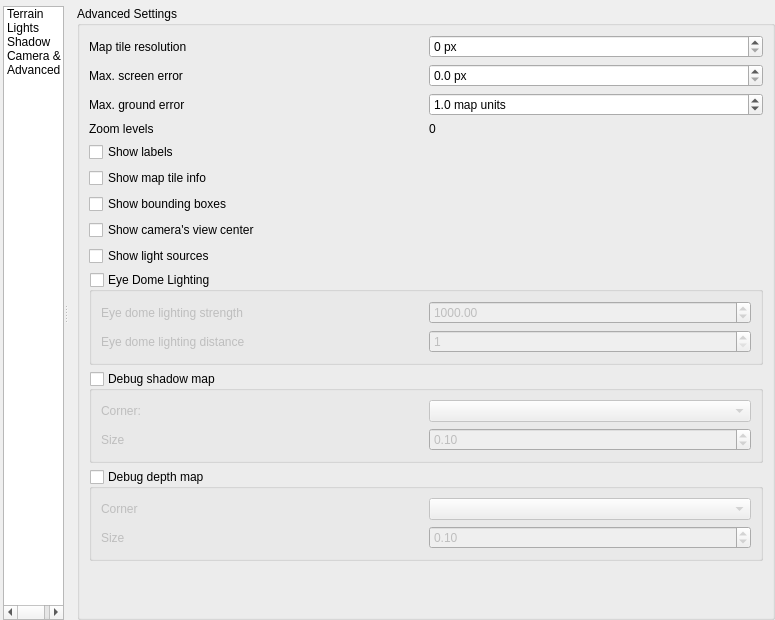
Old version of the form src/ui/3d/map3dconfigwidget.ui in the repository qgis/QGIS.
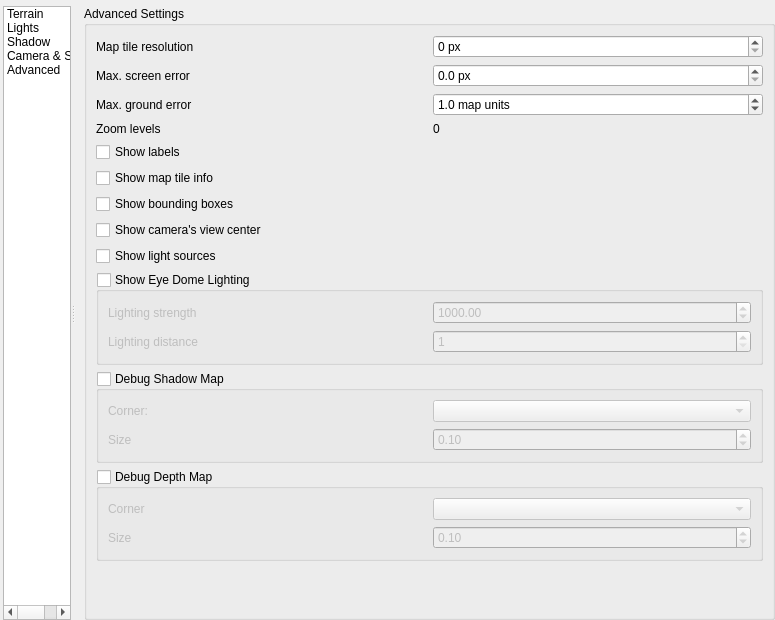
New version of the form. Icons and pictures are not drawn. Custom widgets are drawn as their Qt base class.

Commit message: Fix capitalisation, spin box clear values in eye dome lighting widgets

Diff of the .ui file:
```diff
--- a/src/ui/3d/map3dconfigwidget.ui
+++ b/src/ui/3d/map3dconfigwidget.ui
@@ -666,9 +666,9 @@
               <property name="geometry">
                <rect>
                 <x>0</x>
-                <y>-22</y>
-                <width>685</width>
-                <height>632</height>
+                <y>-66</y>
+                <width>693</width>
+                <height>670</height>
                </rect>
               </property>
               <layout class="QVBoxLayout" name="verticalLayoutAdvanced">
@@ -806,7 +806,7 @@
                   <item row="2" column="0">
                    <widget class="QGroupBox" name="mDebugShadowMapGroupBox">
                     <property name="title">
-                     <string>Debug shadow map</string>
+                     <string>Debug Shadow Map</string>
                     </property>
                     <property name="checkable">
                      <bool>true</bool>
@@ -851,7 +851,7 @@
                   <item row="3" column="0">
                    <widget class="QGroupBox" name="mDebugDepthMapGroupBox">
                     <property name="title">
-                     <string>Debug depth map</string>
+                     <string>Debug Depth Map</string>
                     </property>
                     <property name="checkable">
                      <bool>true</bool>
@@ -896,7 +896,7 @@
                   <item row="1" column="0">
                    <widget class="QGroupBox" name="edlGroupBox">
                     <property name="title">
-                     <string>Eye Dome Lighting</string>
+                     <string>Show Eye Dome Lighting</string>
                     </property>
                     <property name="checkable">
                      <bool>true</bool>
@@ -918,14 +918,14 @@
                      <item row="0" column="0">
                       <widget class="QLabel" name="label">
                        <property name="text">
-                        <string>Eye dome lighting strength</string>
+                        <string>Lighting strength</string>
                        </property>
                       </widget>
                      </item>
                      <item row="1" column="0">
                       <widget class="QLabel" name="label_2">
                        <property name="text">
-                        <string>Eye dome lighting distance</string>
+                        <string>Lighting distance</string>
                        </property>
                       </widget>
                      </item>
@@ -978,6 +978,11 @@
    <extends>QDoubleSpinBox</extends>
    <header>qgsdoublespinbox.h</header>
   </customwidget>
+  <customwidget>
+   <class>QgsSpinBox</class>
+   <extends>QSpinBox</extends>
+   <header>qgsspinbox.h</header>
+  </customwidget>
   <customwidget>
    <class>QgsScrollArea</class>
    <extends>QScrollArea</extends>
@@ -995,11 +1000,6 @@
    <extends>QComboBox</extends>
    <header>qgsmaplayercombobox.h</header>
   </customwidget>
-  <customwidget>
-   <class>QgsSpinBox</class>
-   <extends>QSpinBox</extends>
-   <header>qgsspinbox.h</header>
-  </customwidget>
   <customwidget>
    <class>QgsLightsWidget</class>
    <extends>QWidget</extends>
```
Left out of the diff: 23 changed lines with no effect on the pictures. The commit also changes 1 other file.
